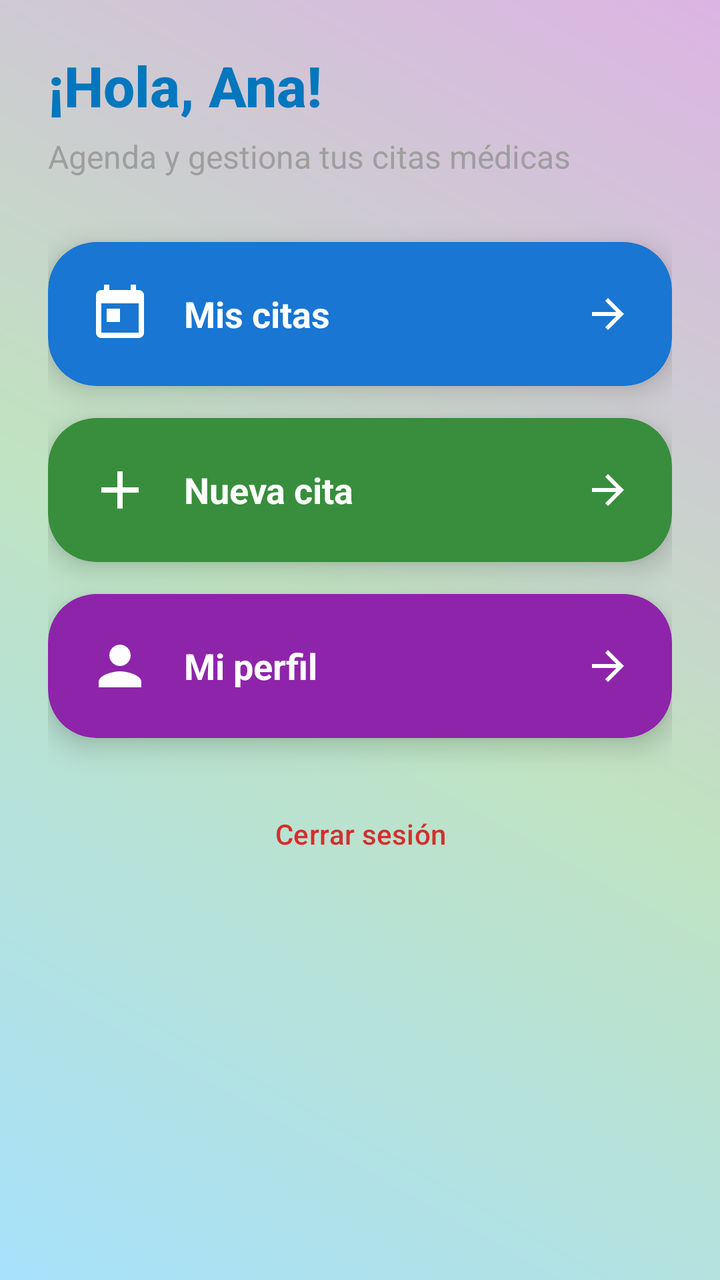
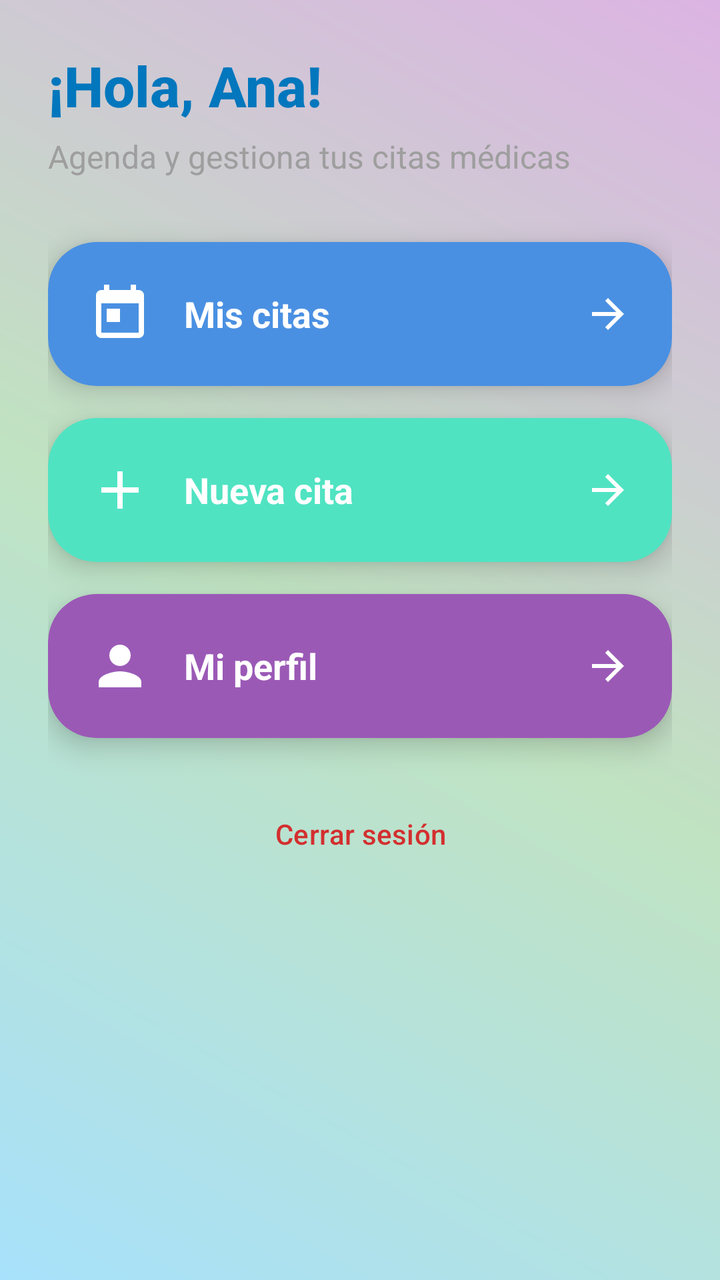

Two renders of the same Android screen: before a commit and after it. Below are the layout's source before the change and the commit's diff.
<!-- AndroidManifest.xml: application theme Theme.AppMedicosCarlos -->
<!-- res/layout/main_activity_users.xml -->
<?xml version="1.0" encoding="utf-8"?>
<androidx.core.widget.NestedScrollView
    xmlns:android="http://schemas.android.com/apk/res/android"
    xmlns:app="http://schemas.android.com/apk/res-auto"
    xmlns:tools="http://schemas.android.com/tools"
    android:layout_width="match_parent"
    android:layout_height="match_parent"
    android:fillViewport="true"
    android:background="@drawable/bg_gradient_colorful">

    <androidx.constraintlayout.widget.ConstraintLayout
        android:layout_width="match_parent"
        android:layout_height="wrap_content"
        android:paddingHorizontal="24dp"
        android:paddingTop="24dp"
        android:paddingBottom="32dp">

        
        <TextView
            android:id="@+id/tvWelcome"
            android:layout_width="0dp"
            android:layout_height="wrap_content"
            android:text="¡Hola, Ana!"
            android:textSize="28sp"
            android:textStyle="bold"
            android:fontFamily="sans-serif-medium"
            android:textColor="@color/primary_800"
            app:layout_constraintTop_toTopOf="parent"
            app:layout_constraintStart_toStartOf="parent"
            app:layout_constraintEnd_toEndOf="parent" />

        <TextView
            android:id="@+id/tvSubtitle"
            android:layout_width="0dp"
            android:layout_height="wrap_content"
            android:text="Agenda y gestiona tus citas médicas"
            android:textSize="16sp"
            android:textColor="@color/gray_700"
            android:fontFamily="sans-serif"
            app:layout_constraintTop_toBottomOf="@id/tvWelcome"
            app:layout_constraintStart_toStartOf="parent"
            app:layout_constraintEnd_toEndOf="parent"
            android:layout_marginTop="6dp" />

        
        <com.google.android.material.card.MaterialCardView
            android:id="@+id/cardMyAppointments"
            android:layout_width="0dp"
            android:layout_height="wrap_content"
            android:layout_marginTop="32dp"
            app:cardCornerRadius="24dp"
            app:cardElevation="8dp"
            app:strokeWidth="0dp"
            app:cardBackgroundColor="@color/card_blue"
            app:layout_constraintTop_toBottomOf="@id/tvSubtitle"
            app:layout_constraintStart_toStartOf="parent"
            app:layout_constraintEnd_toEndOf="parent">

            <LinearLayout
                android:layout_width="match_parent"
                android:layout_height="wrap_content"
                android:orientation="horizontal"
                android:padding="20dp"
                android:gravity="center_vertical">

                <com.google.android.material.imageview.ShapeableImageView
                    android:layout_width="32dp"
                    android:layout_height="32dp"
                    android:src="@drawable/ic_calendar"
                    android:contentDescription="Icono de calendario"
                    app:tint="@android:color/white" />

                <TextView
                    android:layout_width="0dp"
                    android:layout_height="wrap_content"
                    android:layout_weight="1"
                    android:layout_marginStart="16dp"
                    android:text="Mis citas"
                    android:textSize="18sp"
                    android:textStyle="bold"
                    android:textColor="@android:color/white" />

                <com.google.android.material.imageview.ShapeableImageView
                    android:layout_width="24dp"
                    android:layout_height="24dp"
                    android:src="@drawable/ic_arrow_forward"
                    android:contentDescription="Ir a mis citas"
                    app:tint="@android:color/white" />
            </LinearLayout>
        </com.google.android.material.card.MaterialCardView>

        <com.google.android.material.card.MaterialCardView
            android:id="@+id/cardNewAppointment"
            android:layout_width="0dp"
            android:layout_height="wrap_content"
            android:layout_marginTop="16dp"
            app:cardCornerRadius="24dp"
            app:cardElevation="8dp"
            app:strokeWidth="0dp"
            app:cardBackgroundColor="@color/card_green"
            app:layout_constraintTop_toBottomOf="@id/cardMyAppointments"
            app:layout_constraintStart_toStartOf="parent"
            app:layout_constraintEnd_toEndOf="parent">

            <LinearLayout
                android:layout_width="match_parent"
                android:layout_height="wrap_content"
                android:orientation="horizontal"
                android:padding="20dp"
                android:gravity="center_vertical">

                <com.google.android.material.imageview.ShapeableImageView
                    android:layout_width="32dp"
                    android:layout_height="32dp"
                    android:src="@drawable/ic_add"
                    android:contentDescription="Icono de añadir"
                    app:tint="@android:color/white" />

                <TextView
                    android:layout_width="0dp"
                    android:layout_height="wrap_content"
                    android:layout_weight="1"
                    android:layout_marginStart="16dp"
                    android:text="Nueva cita"
                    android:textSize="18sp"
                    android:textStyle="bold"
                    android:textColor="@android:color/white" />

                <com.google.android.material.imageview.ShapeableImageView
                    android:layout_width="24dp"
                    android:layout_height="24dp"
                    android:src="@drawable/ic_arrow_forward"
                    android:contentDescription="Crear nueva cita"
                    app:tint="@android:color/white" />
            </LinearLayout>
        </com.google.android.material.card.MaterialCardView>

        <com.google.android.material.card.MaterialCardView
            android:id="@+id/cardProfile"
            android:layout_width="0dp"
            android:layout_height="wrap_content"
            android:layout_marginTop="16dp"
            app:cardCornerRadius="24dp"
            app:cardElevation="8dp"
            app:strokeWidth="0dp"
            app:cardBackgroundColor="@color/card_purple"
            app:layout_constraintTop_toBottomOf="@id/cardNewAppointment"
            app:layout_constraintStart_toStartOf="parent"
            app:layout_constraintEnd_toEndOf="parent">

            <LinearLayout
                android:layout_width="match_parent"
                android:layout_height="wrap_content"
                android:orientation="horizontal"
                android:padding="20dp"
                android:gravity="center_vertical">

                <com.google.android.material.imageview.ShapeableImageView
                    android:layout_width="32dp"
                    android:layout_height="32dp"
                    android:src="@drawable/ic_person"
                    android:contentDescription="Icono de perfil"
                    app:tint="@android:color/white" />

                <TextView
                    android:layout_width="0dp"
                    android:layout_height="wrap_content"
                    android:layout_weight="1"
                    android:layout_marginStart="16dp"
                    android:text="Mi perfil"
                    android:textSize="18sp"
                    android:textStyle="bold"
                    android:textColor="@android:color/white" />

                <com.google.android.material.imageview.ShapeableImageView
                    android:layout_width="24dp"
                    android:layout_height="24dp"
                    android:src="@drawable/ic_arrow_forward"
                    android:contentDescription="Ir al perfil"
                    app:tint="@android:color/white" />
            </LinearLayout>
        </com.google.android.material.card.MaterialCardView>

        
        <com.google.android.material.button.MaterialButton
            android:id="@+id/btnLogout"
            style="@style/Widget.Material3.Button.TextButton.Dialog.Flush"
            android:layout_width="wrap_content"
            android:layout_height="wrap_content"
            android:text="Cerrar sesión"
            android:textColor="@color/error_red"
            android:textSize="14sp"
            app:layout_constraintTop_toBottomOf="@id/cardProfile"
            app:layout_constraintStart_toStartOf="parent"
            app:layout_constraintEnd_toEndOf="parent"
            android:layout_marginTop="24dp" />

    </androidx.constraintlayout.widget.ConstraintLayout>
</androidx.core.widget.NestedScrollView>
<!-- resources referenced by this layout -->
<resources>
  <color name="card_blue">#1976D2</color>
  <color name="card_green">#388E3C</color>
  <color name="card_purple">#8E24AA</color>
  <color name="error_red">#D32F2F</color>
  <color name="gray_700">#9E9E9E</color>
  <color name="primary_800">#0277BD</color>
  <!-- drawable bg_gradient_colorful (drawable) -->
  <?xml version="1.0" encoding="utf-8"?>
  <layer-list xmlns:android="http://schemas.android.com/apk/res/android">
  
      
      <item>
          <shape android:shape="rectangle">
              <gradient
                  android:startColor="#4FC3F7"
              android:centerColor="#81C784"
              android:endColor="#BA68C8"
              android:angle="45"/>
          </shape>
      </item>
  
      
      <item>
          <shape android:shape="rectangle">
              <solid android:color="#80FFFFFF"/> 
          </shape>
      </item>
  
  </layer-list>
  <!-- drawable ic_add (drawable) -->
  <vector xmlns:android="http://schemas.android.com/apk/res/android"
      android:width="24dp"
      android:height="24dp"
      android:viewportWidth="24"
      android:viewportHeight="24"
      android:tint="?attr/colorOnSurface">
      <path
          android:fillColor="@android:color/white"
          android:pathData="M19,13h-6v6h-2v-6H5v-2h6V5h2v6h6v2z"/>
  </vector>
  <!-- drawable ic_arrow_forward (drawable) -->
  <vector xmlns:android="http://schemas.android.com/apk/res/android"
      android:width="24dp"
      android:height="24dp"
      android:viewportWidth="24"
      android:viewportHeight="24"
      android:tint="?attr/colorOnSurfaceVariant">
      <path
          android:fillColor="@android:color/white"
          android:pathData="M12,4l-1.41,1.41L16.17,11H4v2h12.17l-5.58,5.59L12,20l8,-8z"/>
  </vector>
  <!-- drawable ic_calendar (drawable) -->
  <vector xmlns:android="http://schemas.android.com/apk/res/android"
      android:width="24dp"
      android:height="24dp"
      android:viewportWidth="24"
      android:viewportHeight="24"
      android:tint="?attr/colorOnSurface">
      <path
          android:fillColor="@android:color/white"
          android:pathData="M19,3h-1L18,1h-2v2L8,3L8,1L6,1v2L5,3c-1.1,0 -2,0.9 -2,2v14c0,1.1 0.9,2 2,2h14c1.1,0 2,-0.9 2,-2L21,5c0,-1.1 -0.9,-2 -2,-2zM19,19L5,19L5,8h14v11zM7,10h5v5L7,15z"/>
  </vector>
  <!-- drawable ic_person (drawable) -->
  <vector xmlns:android="http://schemas.android.com/apk/res/android"
      android:width="24dp"
      android:height="24dp"
      android:viewportWidth="24"
      android:viewportHeight="24"
      android:tint="?attr/colorOnSurface">
      <path
          android:fillColor="@android:color/white"
          android:pathData="M12,12c2.21,0 4,-1.79 4,-4s-1.79,-4 -4,-4 -4,1.79 -4,4 1.79,4 4,4zM12,14c-2.67,0 -8,1.34 -8,4v2h16v-2c0,-2.66 -5.33,-4 -8,-4z"/>
  </vector>
  <style name="Theme.AppMedicosCarlos" parent="Base.Theme.AppMedicosCarlos" />
  <style name="Base.Theme.AppMedicosCarlos" parent="Theme.Material3.DayNight.NoActionBar">
          
          
      </style>
</resources>

<!-- the commit's change to res/layout/main_activity_users.xml (unified diff, before → after) -->
@@ -2,7 +2,6 @@
 <androidx.core.widget.NestedScrollView
     xmlns:android="http://schemas.android.com/apk/res/android"
     xmlns:app="http://schemas.android.com/apk/res-auto"
-    xmlns:tools="http://schemas.android.com/tools"
     android:layout_width="match_parent"
     android:layout_height="match_parent"
     android:fillViewport="true"
@@ -15,7 +14,6 @@
         android:paddingTop="24dp"
         android:paddingBottom="32dp">
 
-        
         <TextView
             android:id="@+id/tvWelcome"
             android:layout_width="0dp"
@@ -42,7 +40,6 @@
             app:layout_constraintEnd_toEndOf="parent"
             android:layout_marginTop="6dp" />
 
-        
         <com.google.android.material.card.MaterialCardView
             android:id="@+id/cardMyAppointments"
             android:layout_width="0dp"
@@ -51,7 +48,7 @@
             app:cardCornerRadius="24dp"
             app:cardElevation="8dp"
             app:strokeWidth="0dp"
-            app:cardBackgroundColor="@color/card_blue"
+            app:cardBackgroundColor="@color/card_blue_suave"
             app:layout_constraintTop_toBottomOf="@id/tvSubtitle"
             app:layout_constraintStart_toStartOf="parent"
             app:layout_constraintEnd_toEndOf="parent">
@@ -97,7 +94,7 @@
             app:cardCornerRadius="24dp"
             app:cardElevation="8dp"
             app:strokeWidth="0dp"
-            app:cardBackgroundColor="@color/card_green"
+            app:cardBackgroundColor="@color/card_green_suave"
             app:layout_constraintTop_toBottomOf="@id/cardMyAppointments"
             app:layout_constraintStart_toStartOf="parent"
             app:layout_constraintEnd_toEndOf="parent">
@@ -143,7 +140,7 @@
             app:cardCornerRadius="24dp"
             app:cardElevation="8dp"
             app:strokeWidth="0dp"
-            app:cardBackgroundColor="@color/card_purple"
+            app:cardBackgroundColor="@color/card_purple_suave"
             app:layout_constraintTop_toBottomOf="@id/cardNewAppointment"
             app:layout_constraintStart_toStartOf="parent"
             app:layout_constraintEnd_toEndOf="parent">
@@ -181,7 +178,6 @@
             </LinearLayout>
         </com.google.android.material.card.MaterialCardView>
 
-        
         <com.google.android.material.button.MaterialButton
             android:id="@+id/btnLogout"
             style="@style/Widget.Material3.Button.TextButton.Dialog.Flush"
<!-- resource entries referenced after the edit -->
@@ -1,8 +1,8 @@
 <!-- resources referenced by this layout -->
 <resources>
-  <color name="card_blue">#1976D2</color>
-  <color name="card_green">#388E3C</color>
-  <color name="card_purple">#8E24AA</color>
+  <color name="card_blue_suave">#4A90E2</color>
+  <color name="card_green_suave">#50E3C2</color>
+  <color name="card_purple_suave">#9B59B6</color>
   <color name="error_red">#D32F2F</color>
   <color name="gray_700">#9E9E9E</color>
   <color name="primary_800">#0277BD</color>
